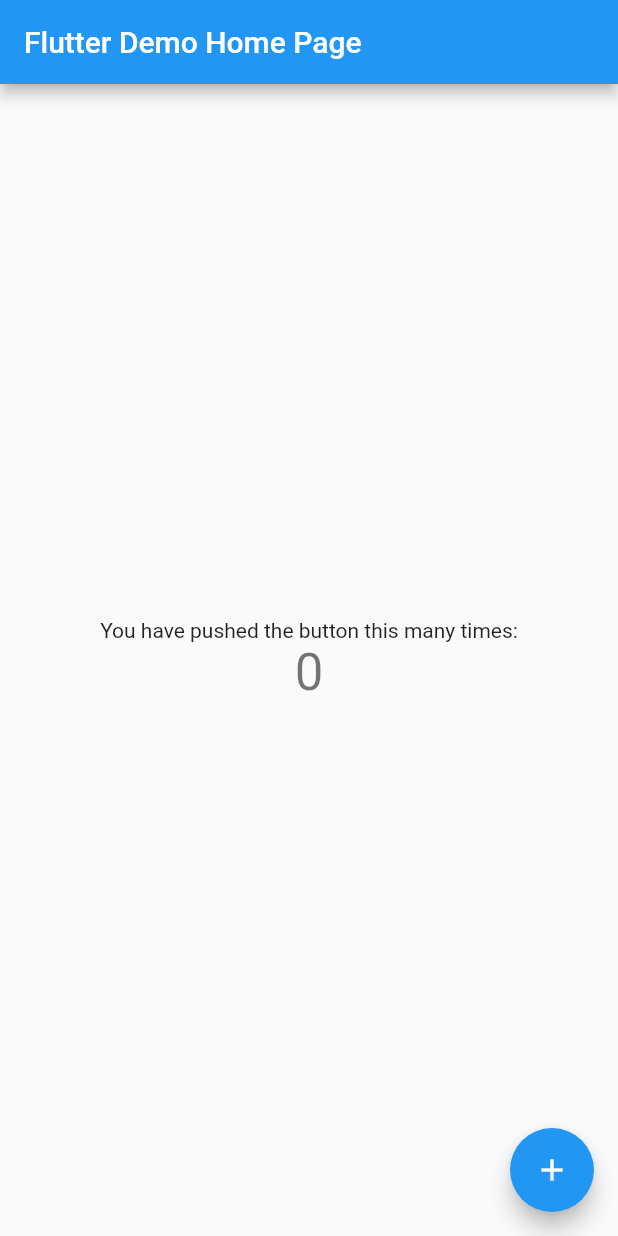
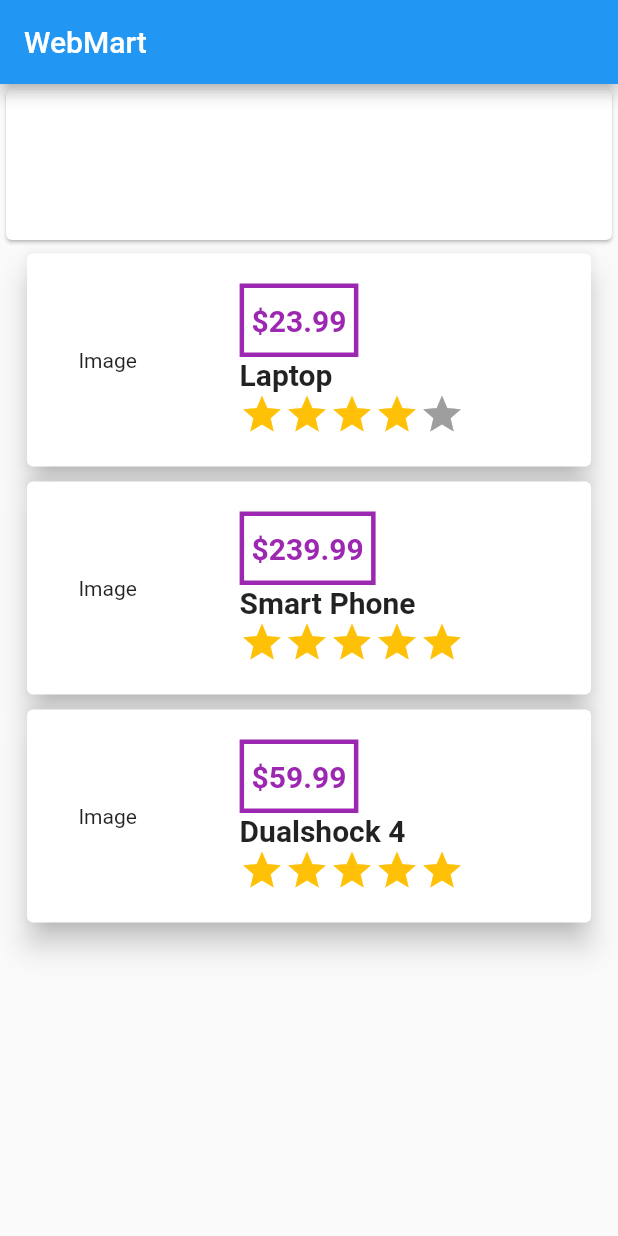
Before and after one commit to Dilshaad21/web_mart, a Flutter app: the screen it shows after launch, on a phone screen of 412 x 824 dp. Run offline on Flutter 3.47's test engine with Material 2 defaults, Android fonts, the phone set to English and light mode, and no system bars; drawn by our look-alikes of flutter_rating_bar.

Commit message:
Gave styling to cards and set main layout

```diff
--- /dev/null
+++ b/lib/layout.dart
@@ -0,0 +1,17 @@
+import 'package:flutter/material.dart';
+import './productList.dart';
+
+class Layout extends StatelessWidget {
+  @override
+  Widget build(BuildContext context) {
+    return Scaffold(
+      appBar: AppBar(
+        title: Text('WebMart'),
+      ),
+      body: Container(child: Column(children: <Widget>[
+        Card(child: Container(height: 100),),
+        ProductList(),
+      ],),),
+    );
+  }
+}
--- a/lib/main.dart
+++ b/lib/main.dart
@@ -1,111 +1,14 @@
 import 'package:flutter/material.dart';
 
-void main() => runApp(MyApp());
+import './layout.dart';
 
-class MyApp extends StatelessWidget {
-  // This widget is the root of your application.
+void main() {
+  runApp(App());
+}
+
+class App extends StatelessWidget {
   @override
   Widget build(BuildContext context) {
-    return MaterialApp(
-      title: 'Flutter Demo',
-      theme: ThemeData(
-        // This is the theme of your application.
-        //
-        // Try running your application with "flutter run". You'll see the
-        // application has a blue toolbar. Then, without quitting the app, try
-        // changing the primarySwatch below to Colors.green and then invoke
-        // "hot reload" (press "r" in the console where you ran "flutter run",
-        // or simply save your changes to "hot reload" in a Flutter IDE).
-        // Notice that the counter didn't reset back to zero; the application
-        // is not restarted.
-        primarySwatch: Colors.blue,
-      ),
-      home: MyHomePage(title: 'Flutter Demo Home Page'),
-    );
+    return MaterialApp(home: Layout());
   }
 }
-
-class MyHomePage extends StatefulWidget {
-  MyHomePage({Key key, this.title}) : super(key: key);
-
-  // This widget is the home page of your application. It is stateful, meaning
-  // that it has a State object (defined below) that contains fields that affect
-  // how it looks.
-
-  // This class is the configuration for the state. It holds the values (in this
-  // case the title) provided by the parent (in this case the App widget) and
-  // used by the build method of the State. Fields in a Widget subclass are
-  // always marked "final".
-
-  final String title;
-
-  @override
-  _MyHomePageState createState() => _MyHomePageState();
-}
-
-class _MyHomePageState extends State<MyHomePage> {
-  int _counter = 0;
-
-  void _incrementCounter() {
-    setState(() {
-      // This call to setState tells the Flutter framework that something has
-      // changed in this State, which causes it to rerun the build method below
-      // so that the display can reflect the updated values. If we changed
-      // _counter without calling setState(), then the build method would not be
-      // called again, and so nothing would appear to happen.
-      _counter++;
-    });
-  }
-
-  @override
-  Widget build(BuildContext context) {
-    // This method is rerun every time setState is called, for instance as done
-    // by the _incrementCounter method above.
-    //
-    // The Flutter framework has been optimized to make rerunning build methods
-    // fast, so that you can just rebuild anything that needs updating rather
-    // than having to individually change instances of widgets.
-    return Scaffold(
-      appBar: AppBar(
-        // Here we take the value from the MyHomePage object that was created by
-        // the App.build method, and use it to set our appbar title.
-        title: Text(widget.title),
-      ),
-      body: Center(
-        // Center is a layout widget. It takes a single child and positions it
-        // in the middle of the parent.
-        child: Column(
-          // Column is also a layout widget. It takes a list of children and
-          // arranges them vertically. By default, it sizes itself to fit its
-          // children horizontally, and tries to be as tall as its parent.
-          //
-          // Invoke "debug painting" (press "p" in the console, choose the
-          // "Toggle Debug Paint" action from the Flutter Inspector in Android
-          // Studio, or the "Toggle Debug Paint" command in Visual Studio Code)
-          // to see the wireframe for each widget.
-          //
-          // Column has various properties to control how it sizes itself and
-          // how it positions its children. Here we use mainAxisAlignment to
-          // center the children vertically; the main axis here is the vertical
-          // axis because Columns are vertical (the cross axis would be
-          // horizontal).
-          mainAxisAlignment: MainAxisAlignment.center,
-          children: <Widget>[
-            Text(
-              'You have pushed the button this many times:',
-            ),
-            Text(
-              '$_counter',
-              style: Theme.of(context).textTheme.display1,
-            ),
-          ],
-        ),
-      ),
-      floatingActionButton: FloatingActionButton(
-        onPressed: _incrementCounter,
-        tooltip: 'Increment',
-        child: Icon(Icons.add),
-      ), // This trailing comma makes auto-formatting nicer for build methods.
-    );
-  }
-}
--- /dev/null
+++ b/lib/product.dart
@@ -0,0 +1,61 @@
+import 'package:flutter/material.dart';
+import 'package:flutter/foundation.dart';
+import 'package:flutter_rating_bar/flutter_rating_bar.dart';
+
+class Product extends StatelessWidget {
+  final String name;
+  final double price;
+  final double rating;
+
+  Product({@required this.name, @required this.price, @required this.rating});
+
+  @override
+  Widget build(BuildContext context) {
+    return Card(
+      child: Container(
+        child: Row(
+          children: <Widget>[
+            Text('Image'),
+            Container(
+              child: Column(
+                children: <Widget>[
+                  Container(
+                    child: Text(
+                      '\$' + price.toString(),
+                      style: TextStyle(
+                          fontSize: 20,
+                          fontWeight: FontWeight.bold,
+                          color: Colors.purple),
+                    ),
+                    decoration: BoxDecoration(
+                        border: Border.all(color: Colors.purple, width: 3)),
+                    padding: EdgeInsets.symmetric(horizontal: 5, vertical: 10),
+                  ),
+                  Text(
+                    name,
+                    style: TextStyle(fontSize: 20, fontWeight: FontWeight.bold),
+                  ),
+                  RatingBarIndicator(
+                      rating: rating,
+                      itemBuilder: (context, index) => Icon(
+                            Icons.star,
+                            color: Colors.amber,
+                          ),
+                      itemCount: 5,
+                      itemSize: 30.0,
+                      direction: Axis.horizontal)
+                ],
+                crossAxisAlignment: CrossAxisAlignment.start,
+              ),
+              width: 200,
+            )
+          ],
+          mainAxisAlignment: MainAxisAlignment.spaceAround,
+        ),
+        padding: EdgeInsets.symmetric(horizontal: 0, vertical: 20),
+      ),
+      elevation: 8,
+      margin: EdgeInsets.fromLTRB(18, 5, 18, 5),
+    );
+  }
+}
--- /dev/null
+++ b/lib/productList.dart
@@ -0,0 +1,27 @@
+import 'package:flutter/material.dart';
+import './product.dart';
+
+class ProductList extends StatelessWidget {
+  static const products = [
+    {'name': 'Laptop', 'price': 23.99, 'rating': 4.0},
+    {'name': 'Smart Phone', 'price': 239.99, 'rating': 5.0},
+    {'name': 'Dualshock 4', 'price': 59.99, 'rating': 5.0},
+  ];
+
+  @override
+  Widget build(BuildContext context) {
+    return Container(
+      child: Column(
+        children: <Widget>[
+          ...products.map((p) {
+            return Product(
+              name: p['name'],
+              price: p['price'],
+              rating: p['rating'],
+            );
+          }).toList()
+        ],
+      ),
+    );
+  }
+}
--- a/pubspec.yaml
+++ b/pubspec.yaml
@@ -14,9 +14,10 @@ description: A new Flutter project.
 version: 1.0.0+1
 
 environment:
-  sdk: ">=2.1.0 <3.0.0"
+  sdk: ">=2.2.2 <3.0.0"
 
 dependencies:
+  flutter_rating_bar: ^3.0.1+1
   flutter:
     sdk: flutter
 
```
Also changed, not shown: pubspec.lock.
